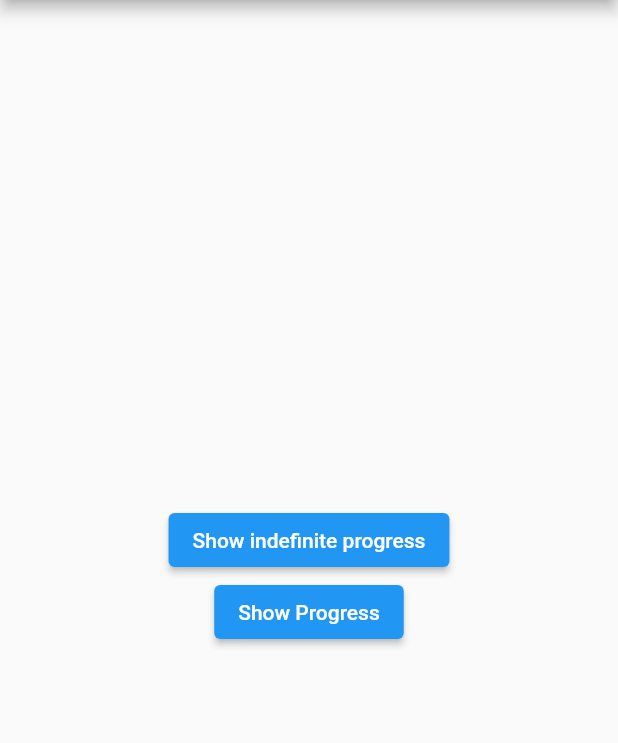
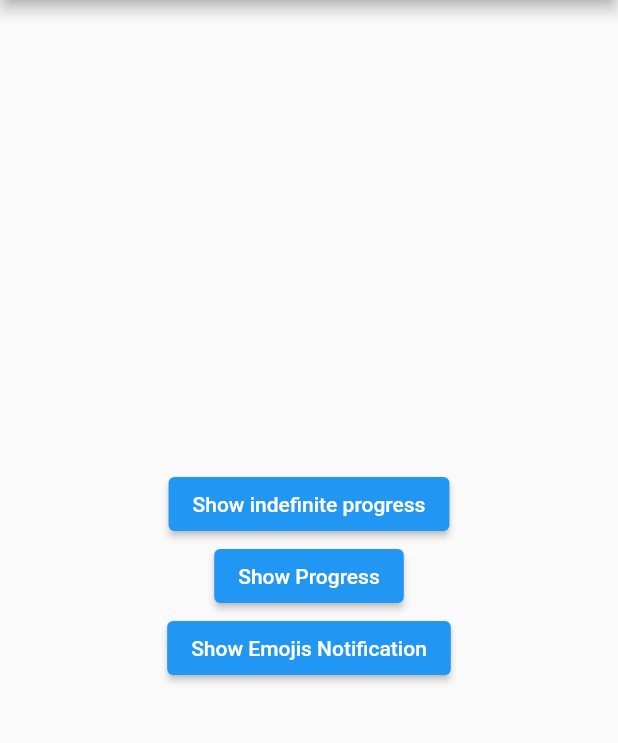
Before and after one commit to anmol-me/notification_course, a Flutter app: the screen it shows after launch, on a phone screen of 412 x 824 dp, the part 84-827 px from its top. Run offline on Flutter 3.47's test engine with Material 2 defaults, Android fonts, the phone set to English and light mode, and no system bars; our stand-ins replace awesome_notifications, fluttertoast.

Commit message:
Emoji notification

```diff
--- a/lib/main.dart
+++ b/lib/main.dart
@@ -77,6 +77,10 @@ class _MyHomePageState extends State<MyHomePage> {
               onPressed: () => LocalNotification.showProgressNotification(2),
               child: const Text('Show Progress'),
             ),
+            ElevatedButton(
+              onPressed: () => LocalNotification.showEmojiNotification(1),
+              child: const Text('Show Emojis Notification'),
+            ),
           ],
         ),
       ),
```
Also changed, not shown: lib/services/local_notification.dart (+13 -0 lines).
